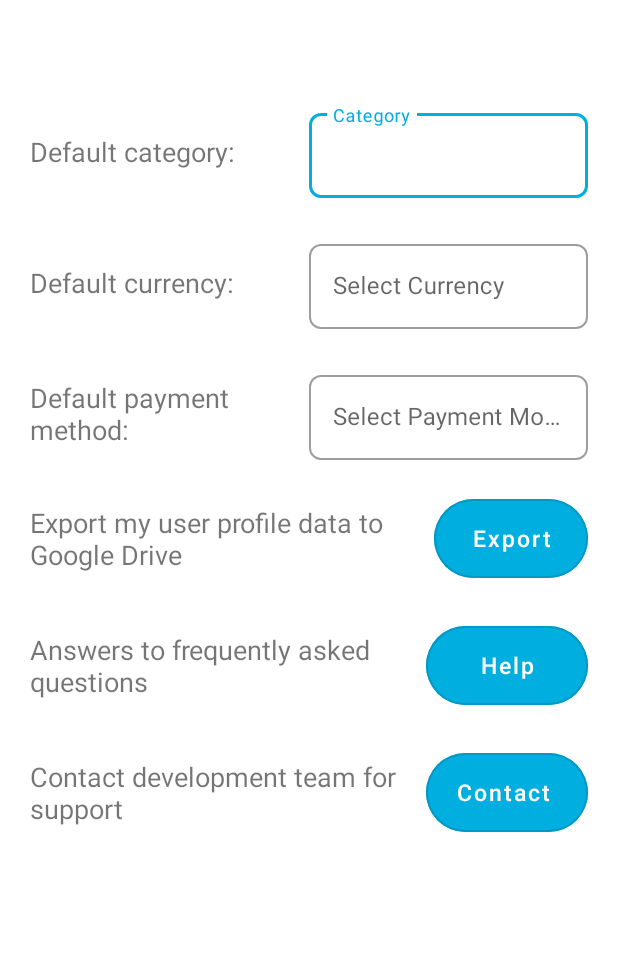
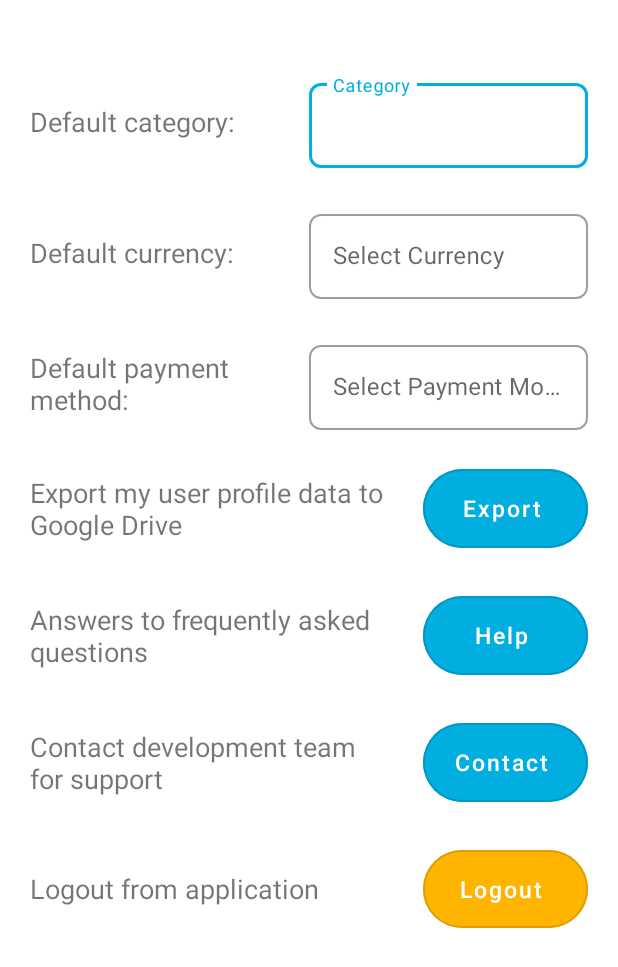
Before and after one commit to VishnuJayanand/PocketControl, an Android app: the layout fragment_settings.xml on its own in the app's theme, with its tools: preview values and no code run, on a phone screen of 412 x 824 dp. Shown: the top 967 px of the screen. Run offline under Robolectric (Android 15) with nearby library versions, the phone set to English and light mode, and no system bars.

Commit message:
adding exit button

```diff
--- a/app/src/main/res/layout/fragment_settings.xml
+++ b/app/src/main/res/layout/fragment_settings.xml
@@ -31,7 +31,9 @@
         <LinearLayout
             android:layout_width="match_parent"
             android:layout_height="match_parent"
-            android:layout_margin="20dp"
+            android:paddingRight="20dp"
+            android:paddingLeft="20dp"
+            android:paddingBottom="20dp"
             android:orientation="vertical">
 
             <LinearLayout
@@ -164,11 +166,11 @@
                 <Button
                     android:id="@+id/button"
                     style="@style/primaryRoundedButtonBlock"
-                    android:layout_width="wrap_content"
+                    android:layout_width="110dp"
                     android:layout_height="match_parent"
                     android:layout_margin="0dp"
                     android:layout_weight="0"
-                    android:text=" Export" />
+                    android:text="Export" />
 
             </LinearLayout>
 
@@ -190,11 +192,11 @@
                 <Button
                     android:id="@+id/helpButton"
                     style="@style/primaryRoundedButtonBlock"
-                    android:layout_width="wrap_content"
+                    android:layout_width="110dp"
                     android:layout_height="match_parent"
                     android:layout_margin="0dp"
                     android:layout_weight="0"
-                    android:text="   Help  " />
+                    android:text="Help" />
 
             </LinearLayout>
 
@@ -217,11 +219,38 @@
                 <Button
                     android:id="@+id/send_email_button"
                     style="@style/primaryRoundedButtonBlock"
-                    android:layout_width="wrap_content"
+                    android:layout_width="110dp"
                     android:layout_height="match_parent"
                     android:layout_margin="0dp"
                     android:layout_weight="0"
                     android:text="Contact" />
+
+            </LinearLayout>
+
+            <LinearLayout
+                android:layout_width="match_parent"
+                android:layout_height="wrap_content"
+                android:layout_gravity="center_vertical"
+                android:orientation="horizontal"
+                android:paddingTop="20dp">
+
+                <TextView
+                    android:layout_width="wrap_content"
+                    android:layout_height="match_parent"
+                    android:layout_marginEnd="20dp"
+                    android:layout_weight="1"
+                    android:gravity="center_vertical"
+                    android:text="Logout from application"
+                    android:textSize="18dp" />
+
+                <Button
+                    android:id="@+id/exit_button"
+                    style="@style/secondaryRoundedButton200dp"
+                    android:layout_width="110dp"
+                    android:layout_height="match_parent"
+                    android:layout_margin="0dp"
+                    android:layout_weight="0"
+                    android:text="Logout" />
 
             </LinearLayout>
 
```
Also changed, not shown: app/src/main/java/com/droidlabs/pocketcontrol/ui/settings/SettingsFragment.java (+25 -0 lines).
